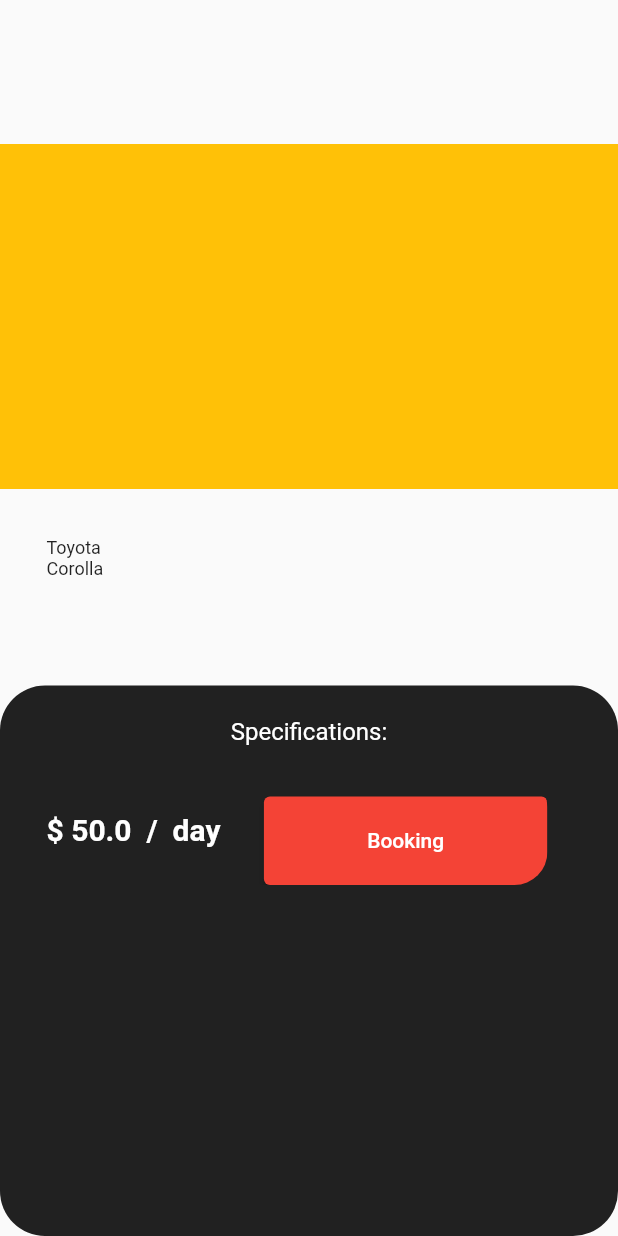
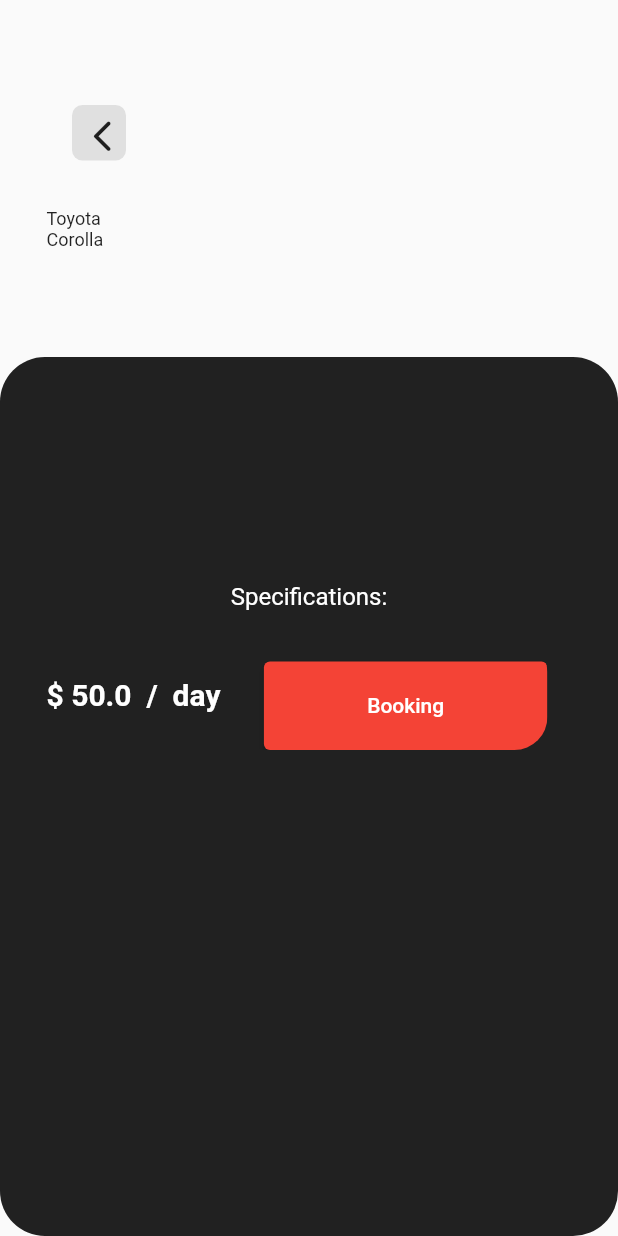
Before and after one commit to MiguelArbelaez0/rent-car, a Flutter app: the DetailScreen screen opened directly with sample values from the repository, on a phone screen of 412 x 824 dp. Run offline on Flutter 3.47's test engine with Material 2 defaults, Android fonts, the phone set to English and light mode, and no system bars.

```diff
--- a/rent_car/lib/models/car_model.dart
+++ b/rent_car/lib/models/car_model.dart
@@ -4,9 +4,11 @@ class Car {
   final String brand;
   final String model;
   final double pricePerDay;
+  final String? image;
   final CarDetail carDetail;
 
   Car({
+    this.image,
     required this.brand,
     required this.model,
     required this.pricePerDay,
--- a/rent_car/lib/screens/detail_screen.dart
+++ b/rent_car/lib/screens/detail_screen.dart
@@ -21,10 +21,21 @@ class DetailScreen extends StatelessWidget {
       body: Column(
         children: [
           Container(
-            margin: EdgeInsets.only(top: 96),
-            color: Colors.amber,
-            width: 680,
-            height: 230,
+            decoration: BoxDecoration(
+              color: Colors.grey.shade300,
+              borderRadius: BorderRadius.circular(7),
+            ),
+            width: 36,
+            height: 37,
+            margin: EdgeInsets.only(top: 70, right: 280),
+            child: IconButton(
+                onPressed: () {
+                  Navigator.pushNamed(context, "home");
+                },
+                icon: Icon(
+                  Icons.arrow_back_ios_rounded,
+                  size: 25,
+                )),
           ),
           SizedBox(
             height: 32,
@@ -64,7 +75,7 @@ class DetailScreen extends StatelessWidget {
               child: Column(
                 children: [
                   SizedBox(
-                    height: 21,
+                    height: 150,
                   ),
                   Text(
                     "Specifications:\n${carDetail.specifications.join("\n")}",
```
Also changed, not shown: rent_car/lib/models/brand_cars.dart (+16 -3 lines), rent_car/lib/routes/app_routes.dart (+4 -4 lines), rent_car/lib/screens/home/home_scren.dart (+6 -2 lines), rent_car/assets/RAV4.png (added), rent_car/assets/camry.png (added), rent_car/assets/f-150.png (added), rent_car/assets/ford-escape.png (added), rent_car/assets/ford-fiesta.png (added), rent_car/assets/onix.png (added), rent_car/assets/sail.png (added), rent_car/assets/spark.png (added), rent_car/assets/tracker.png (added).
